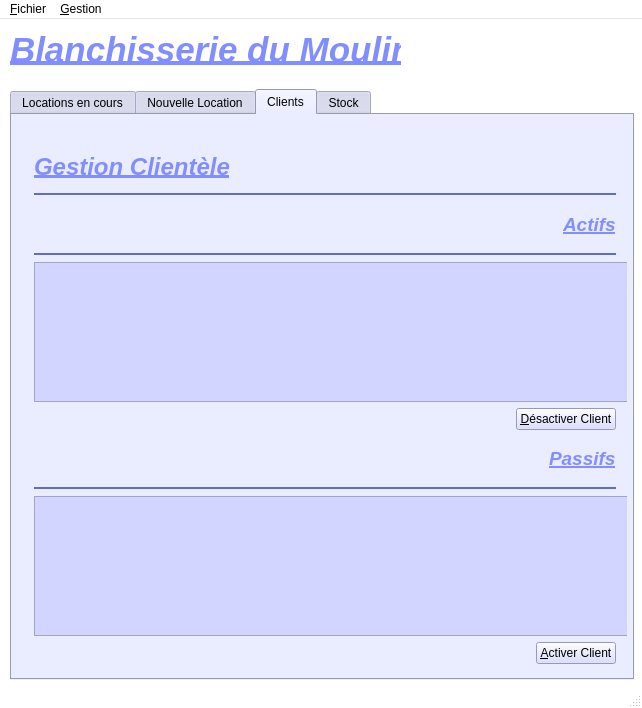
The window that BDM/bdm.ui (ADeliancourt/ProjetBDM2013) describes before a commit, drawn with Qt 5.
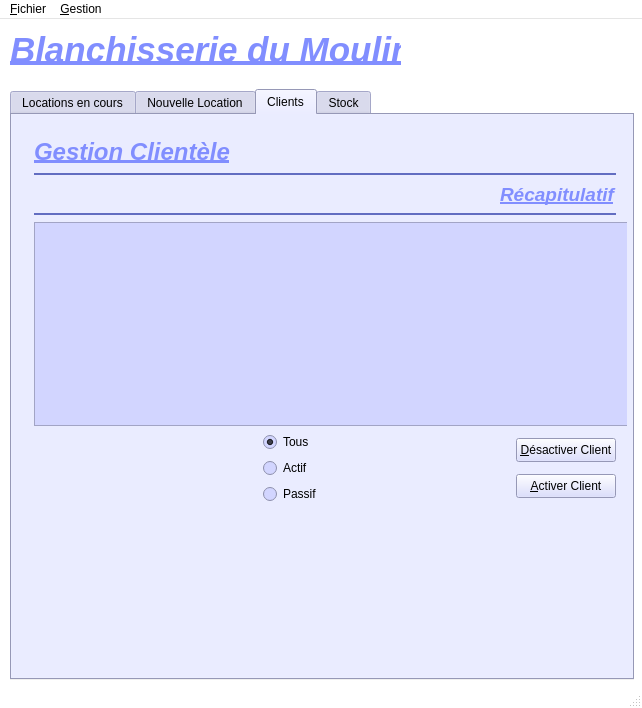
The same window after the commit. The open tabs and pages were chosen to show the change. Icons and pictures are not drawn.

Commit message: mise à jour

```diff
--- a/BDM/bdm.ui
+++ b/BDM/bdm.ui
@@ -2586,13 +2586,13 @@
      <attribute name="title">
       <string>Clients</string>
      </attribute>
-     <widget class="QWidget" name="layoutWidget">
+     <widget class="QWidget" name="">
       <property name="geometry">
        <rect>
         <x>11</x>
-        <y>21</y>
+        <y>11</y>
         <width>604</width>
-        <height>539</height>
+        <height>389</height>
        </rect>
       </property>
       <layout class="QVBoxLayout" name="verticalLayout_17">
@@ -2605,7 +2605,7 @@
              <property name="minimumSize">
               <size>
                <width>0</width>
-               <height>40</height>
+               <height>30</height>
               </size>
              </property>
              <property name="palette">
@@ -3108,7 +3108,7 @@
         </layout>
        </item>
        <item>
-        <layout class="QVBoxLayout" name="verticalLayout_16">
+        <layout class="QVBoxLayout" name="verticalLayout_10">
          <item>
           <layout class="QVBoxLayout" name="verticalLayout_5">
            <item>
@@ -3131,7 +3131,7 @@
                <property name="minimumSize">
                 <size>
                  <width>0</width>
-                 <height>40</height>
+                 <height>25</height>
                 </size>
                </property>
                <property name="palette">
@@ -3181,7 +3181,7 @@
                 </font>
                </property>
                <property name="text">
-                <string>Actifs</string>
+                <string>Récapitulatif</string>
                </property>
               </widget>
              </item>
@@ -3243,7 +3243,7 @@
           </layout>
          </item>
          <item>
-          <widget class="QTableView" name="tableViewCliActif">
+          <widget class="QTableView" name="tableViewCli">
            <property name="minimumSize">
             <size>
              <width>600</width>
@@ -3253,7 +3253,7 @@
            <property name="maximumSize">
             <size>
              <width>600</width>
-             <height>140</height>
+             <height>16777215</height>
             </size>
            </property>
            <property name="alternatingRowColors">
@@ -3262,42 +3262,17 @@
            <property name="selectionBehavior">
             <enum>QAbstractItemView::SelectRows</enum>
            </property>
+           <attribute name="verticalHeaderVisible">
+            <bool>false</bool>
+           </attribute>
           </widget>
          </item>
-        </layout>
-       </item>
-       <item>
-        <layout class="QHBoxLayout" name="horizontalLayout_12">
          <item>
-          <spacer name="horizontalSpacer_4">
-           <property name="orientation">
-            <enum>Qt::Horizontal</enum>
-           </property>
-           <property name="sizeHint" stdset="0">
-            <size>
-             <width>40</width>
-             <height>20</height>
-            </size>
-           </property>
-          </spacer>
-         </item>
-         <item>
-          <widget class="QPushButton" name="pushButtonDesactCli">
-           <property name="text">
-            <string>&amp;Désactiver Client</string>
-           </property>
-          </widget>
-         </item>
-        </layout>
-       </item>
-       <item>
-        <layout class="QVBoxLayout" name="verticalLayout_12">
-         <item>
-          <layout class="QVBoxLayout" name="verticalLayout_10">
+          <layout class="QHBoxLayout" name="horizontalLayout_12">
            <item>
-            <layout class="QHBoxLayout" name="horizontalLayout_15">
+            <layout class="QHBoxLayout" name="horizontalLayout_8">
              <item>
-              <spacer name="horizontalSpacer_12">
+              <spacer name="horizontalSpacer_13">
                <property name="orientation">
                 <enum>Qt::Horizontal</enum>
                </property>
@@ -3310,167 +3285,90 @@
               </spacer>
              </item>
              <item>
-              <widget class="QLabel" name="label_18">
-               <property name="minimumSize">
-                <size>
-                 <width>0</width>
-                 <height>40</height>
-                </size>
-               </property>
-               <property name="palette">
-                <palette>
-                 <active>
-                  <colorrole role="WindowText">
-                   <brush brushstyle="SolidPattern">
-                    <color alpha="255">
-                     <red>129</red>
-                     <green>142</green>
-                     <blue>255</blue>
-                    </color>
-                   </brush>
-                  </colorrole>
-                 </active>
-                 <inactive>
-                  <colorrole role="WindowText">
-                   <brush brushstyle="SolidPattern">
-                    <color alpha="255">
-                     <red>129</red>
-                     <green>142</green>
-                     <blue>255</blue>
-                    </color>
-                   </brush>
-                  </colorrole>
-                 </inactive>
-                 <disabled>
-                  <colorrole role="WindowText">
-                   <brush brushstyle="SolidPattern">
-                    <color alpha="255">
-                     <red>94</red>
-                     <green>108</green>
-                     <blue>121</blue>
-                    </color>
-                   </brush>
-                  </colorrole>
-                 </disabled>
-                </palette>
-               </property>
-               <property name="font">
-                <font>
-                 <pointsize>14</pointsize>
-                 <weight>75</weight>
-                 <italic>true</italic>
-                 <bold>true</bold>
-                 <underline>true</underline>
-                </font>
-               </property>
-               <property name="text">
-                <string>Passifs</string>
-               </property>
-              </widget>
+              <layout class="QVBoxLayout" name="verticalLayout_12">
+               <item>
+                <widget class="QRadioButton" name="radioButtonTout">
+                 <property name="text">
+                  <string>Tous</string>
+                 </property>
+                 <property name="checked">
+                  <bool>true</bool>
+                 </property>
+                </widget>
+               </item>
+               <item>
+                <widget class="QRadioButton" name="radioButtonActif">
+                 <property name="text">
+                  <string>Actif</string>
+                 </property>
+                </widget>
+               </item>
+               <item>
+                <widget class="QRadioButton" name="radioButtonPassif">
+                 <property name="text">
+                  <string>Passif</string>
+                 </property>
+                </widget>
+               </item>
+              </layout>
              </item>
             </layout>
            </item>
            <item>
-            <widget class="Line" name="line_5">
-             <property name="enabled">
-              <bool>true</bool>
-             </property>
-             <property name="palette">
-              <palette>
-               <active>
-                <colorrole role="WindowText">
-                 <brush brushstyle="SolidPattern">
-                  <color alpha="255">
-                   <red>98</red>
-                   <green>109</green>
-                   <blue>193</blue>
-                  </color>
-                 </brush>
-                </colorrole>
-               </active>
-               <inactive>
-                <colorrole role="WindowText">
-                 <brush brushstyle="SolidPattern">
-                  <color alpha="255">
-                   <red>98</red>
-                   <green>109</green>
-                   <blue>193</blue>
-                  </color>
-                 </brush>
-                </colorrole>
-               </inactive>
-               <disabled>
-                <colorrole role="WindowText">
-                 <brush brushstyle="SolidPattern">
-                  <color alpha="255">
-                   <red>94</red>
-                   <green>108</green>
-                   <blue>121</blue>
-                  </color>
-                 </brush>
-                </colorrole>
-               </disabled>
-              </palette>
-             </property>
-             <property name="frameShadow">
-              <enum>QFrame::Plain</enum>
-             </property>
-             <property name="lineWidth">
-              <number>2</number>
-             </property>
-             <property name="orientation">
-              <enum>Qt::Horizontal</enum>
-             </property>
-            </widget>
+            <layout class="QHBoxLayout" name="horizontalLayout_10">
+             <item>
+              <spacer name="horizontalSpacer_4">
+               <property name="orientation">
+                <enum>Qt::Horizontal</enum>
+               </property>
+               <property name="sizeHint" stdset="0">
+                <size>
+                 <width>40</width>
+                 <height>20</height>
+                </size>
+               </property>
+              </spacer>
+             </item>
+             <item>
+              <layout class="QVBoxLayout" name="verticalLayout_16">
+               <item>
+                <widget class="QPushButton" name="pushButtonDesactCli">
+                 <property name="minimumSize">
+                  <size>
+                   <width>0</width>
+                   <height>24</height>
+                  </size>
+                 </property>
+                 <property name="maximumSize">
+                  <size>
+                   <width>16777215</width>
+                   <height>24</height>
+                  </size>
+                 </property>
+                 <property name="text">
+                  <string>&amp;Désactiver Client</string>
+                 </property>
+                </widget>
+               </item>
+               <item>
+                <widget class="QPushButton" name="pushButtonActCli">
+                 <property name="maximumSize">
+                  <size>
+                   <width>16777215</width>
+                   <height>24</height>
+                  </size>
+                 </property>
+                 <property name="text">
+                  <string>&amp;Activer Client</string>
+                 </property>
+                </widget>
+               </item>
+              </layout>
+             </item>
+            </layout>
            </item>
           </layout>
          </item>
-         <item>
-          <widget class="QTableView" name="tableViewCliPassif">
-           <property name="minimumSize">
-            <size>
-             <width>600</width>
-             <height>0</height>
-            </size>
-           </property>
-           <property name="maximumSize">
-            <size>
-             <width>600</width>
-             <height>140</height>
-            </size>
-           </property>
-           <property name="alternatingRowColors">
-            <bool>true</bool>
-           </property>
-           <property name="selectionBehavior">
-            <enum>QAbstractItemView::SelectRows</enum>
-           </property>
-          </widget>
-         </item>
-        </layout>
-       </item>
-       <item>
-        <layout class="QHBoxLayout" name="horizontalLayout_16">
-         <item>
-          <spacer name="horizontalSpacer_13">
-           <property name="orientation">
-            <enum>Qt::Horizontal</enum>
-           </property>
-           <property name="sizeHint" stdset="0">
-            <size>
-             <width>40</width>
-             <height>20</height>
-            </size>
-           </property>
-          </spacer>
-         </item>
-         <item>
-          <widget class="QPushButton" name="pushButtonActCli">
-           <property name="text">
-            <string>&amp;Activer Client</string>
-           </property>
-          </widget>
-         </item>
         </layout>
        </item>
       </layout>
```
Left out of the diff: 15 changed lines with no effect on the pictures. The commit also changes 2 other files.
